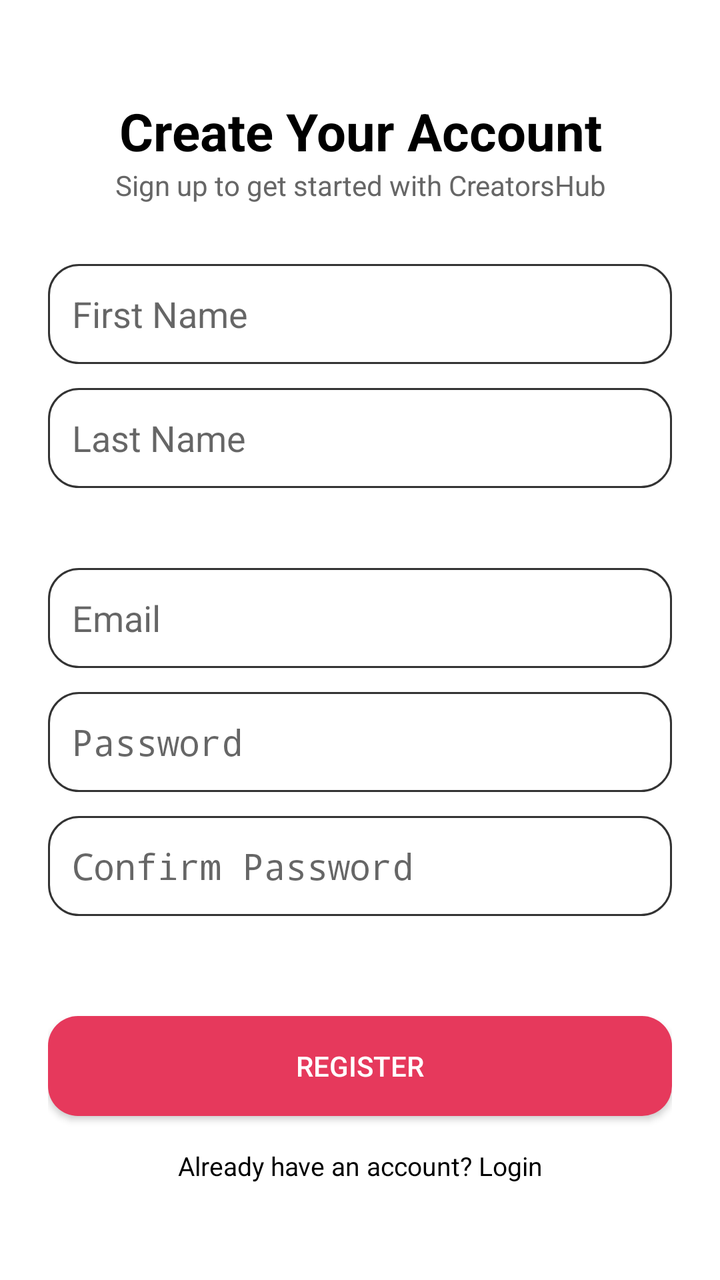
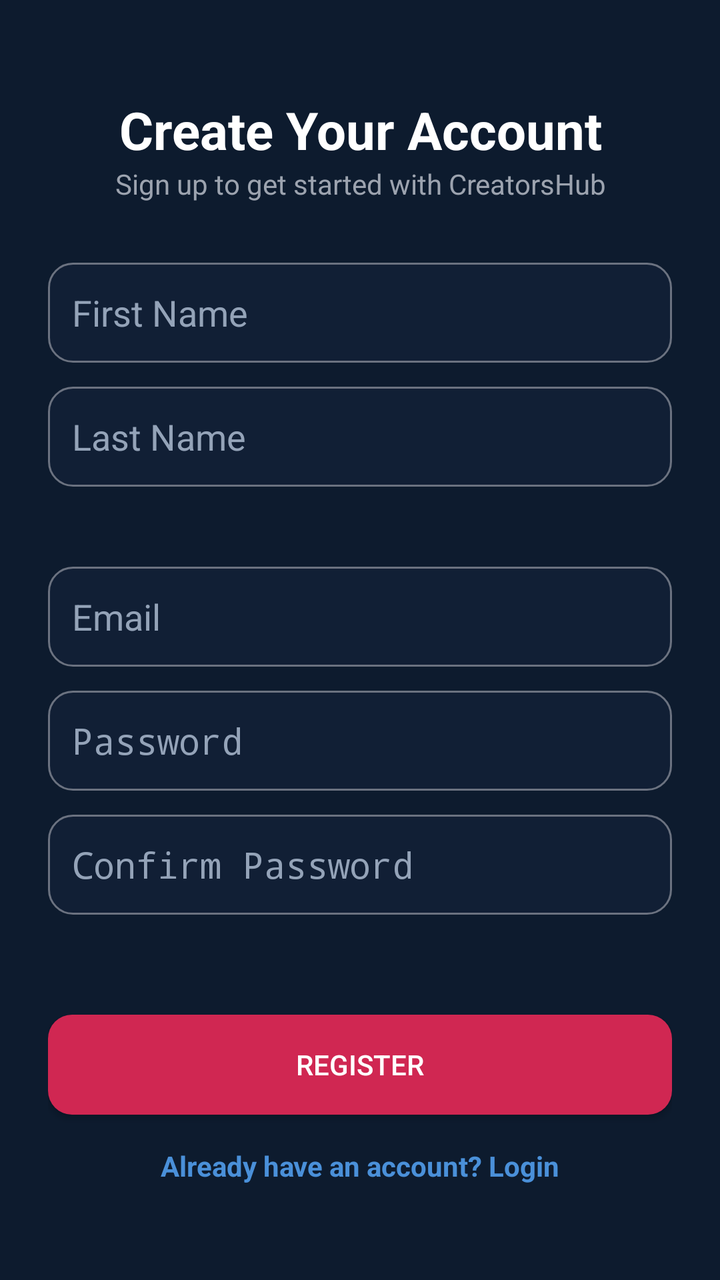

An Android layout rendered at two revisions. The XML below is the earlier revision; the diff shows what the commit changed to produce the second picture.
<!-- AndroidManifest.xml: application theme Theme.TestApplication -->
<!-- res/layout/activity_register.xml -->
<?xml version="1.0" encoding="utf-8"?>
<ScrollView xmlns:android="http://schemas.android.com/apk/res/android"
    android:layout_width="match_parent"
    android:layout_height="match_parent"
    android:fillViewport="true"
    android:background="@color/white">

    <LinearLayout
        android:layout_width="match_parent"
        android:layout_height="match_parent"
        android:orientation="vertical"
        android:gravity="center"
        android:padding="24dp">

        
        <LinearLayout
            android:layout_width="match_parent"
            android:layout_height="wrap_content"
            android:orientation="vertical">

            <TextView
                android:text="Create Your Account"
                android:textSize="26sp"
                android:textStyle="bold"
                android:textColor="#000000"
                android:gravity="center"
                android:layout_width="match_parent"
                android:layout_height="wrap_content"/>

            <TextView
                android:text="Sign up to get started with CreatorsHub"
                android:textSize="14sp"
                android:textColor="#666666"
                android:gravity="center"
                android:layout_marginBottom="30dp"
                android:layout_width="match_parent"
                android:layout_height="wrap_content"/>

            <EditText
                android:id="@+id/firstName"
                android:hint="First Name"
                android:background="@drawable/input_field"
                android:padding="12dp"
                android:layout_width="match_parent"
                android:layout_height="wrap_content"
                android:minHeight="50dp"
                android:layout_marginBottom="12dp"/>

            <EditText
                android:id="@+id/lastName"
                android:hint="Last Name"
                android:background="@drawable/input_field"
                android:padding="12dp"
                android:layout_width="match_parent"
                android:layout_height="wrap_content"
                android:minHeight="50dp"
                android:layout_marginBottom="40dp"/>

            <EditText
                android:id="@+id/email"
                android:hint="Email"
                android:background="@drawable/input_field"
                android:padding="12dp"
                android:layout_width="match_parent"
                android:layout_height="wrap_content"
                android:minHeight="50dp"
                android:layout_marginBottom="12dp"/>

            <EditText
                android:id="@+id/password"
                android:hint="Password"
                android:background="@drawable/input_field"
                android:inputType="textPassword"
                android:padding="12dp"
                android:layout_width="match_parent"
                android:layout_height="wrap_content"
                android:minHeight="50dp"
                android:layout_marginBottom="12dp"/>

            <EditText
                android:id="@+id/confirmPassword"
                android:hint="Confirm Password"
                android:background="@drawable/input_field"
                android:inputType="textPassword"
                android:padding="12dp"
                android:layout_width="match_parent"
                android:layout_height="wrap_content"
                android:minHeight="50dp"
                android:layout_marginBottom="20dp"/>

            <Button
                android:id="@+id/registerBtn"
                android:text="REGISTER"
                android:textColor="@color/white"
                android:background="@drawable/primary_button"
                android:layout_marginTop="30dp"
                android:layout_width="match_parent"
                android:layout_height="50dp"
                android:layout_marginBottom="16dp"/>

            <ProgressBar
                android:id="@+id/progressBar"
                android:layout_width="wrap_content"
                android:layout_height="wrap_content"
                android:layout_gravity="center"
                android:visibility="gone"
                android:layout_marginBottom="16dp"/>

            <TextView
                android:id="@+id/loginLink"
                android:text="Already have an account? Login"
                android:textSize="13sp"
                android:textColor="#000000"
                android:gravity="center"
                android:layout_width="match_parent"
                android:layout_height="wrap_content"/>

        </LinearLayout>

    </LinearLayout>

</ScrollView>
<!-- resources referenced by this layout -->
<resources>
  <color name="white">#FFFFFF</color>
  <!-- drawable input_field (drawable) -->
  <shape xmlns:android="http://schemas.android.com/apk/res/android">
  
      <solid android:color="#FFFFFF"/>
  
      <stroke
          android:width="1dp"
          android:color="#333333"/>
  
      <corners android:radius="15dp"/>
  
  </shape>
  <!-- drawable primary_button (drawable) -->
  <shape xmlns:android="http://schemas.android.com/apk/res/android">
  
      <solid android:color="@color/accent_red"/>
  
      <corners android:radius="15dp"/>
  
  </shape>
  <style name="Theme.TestApplication" parent="android:Theme.Material.Light.NoActionBar" />
  <color name="accent_red">#E6395C</color>
</resources>

<!-- the commit's change to res/layout/activity_register.xml (unified diff, before → after) -->
@@ -3,7 +3,7 @@
     android:layout_width="match_parent"
     android:layout_height="match_parent"
     android:fillViewport="true"
-    android:background="@color/white">
+    android:background="@color/bg_main">
 
     <LinearLayout
         android:layout_width="match_parent"
@@ -22,7 +22,7 @@
                 android:text="Create Your Account"
                 android:textSize="26sp"
                 android:textStyle="bold"
-                android:textColor="#000000"
+                android:textColor="@color/text_primary"
                 android:gravity="center"
                 android:layout_width="match_parent"
                 android:layout_height="wrap_content"/>
@@ -30,7 +30,7 @@
             <TextView
                 android:text="Sign up to get started with CreatorsHub"
                 android:textSize="14sp"
-                android:textColor="#666666"
+                android:textColor="@color/text_secondary"
                 android:gravity="center"
                 android:layout_marginBottom="30dp"
                 android:layout_width="match_parent"
@@ -39,6 +39,8 @@
             <EditText
                 android:id="@+id/firstName"
                 android:hint="First Name"
+                android:textColorHint="@color/text_hint"
+                android:textColor="@color/text_primary"
                 android:background="@drawable/input_field"
                 android:padding="12dp"
                 android:layout_width="match_parent"
@@ -49,6 +51,8 @@
             <EditText
                 android:id="@+id/lastName"
                 android:hint="Last Name"
+                android:textColorHint="@color/text_hint"
+                android:textColor="@color/text_primary"
                 android:background="@drawable/input_field"
                 android:padding="12dp"
                 android:layout_width="match_parent"
@@ -59,6 +63,8 @@
             <EditText
                 android:id="@+id/email"
                 android:hint="Email"
+                android:textColorHint="@color/text_hint"
+                android:textColor="@color/text_primary"
                 android:background="@drawable/input_field"
                 android:padding="12dp"
                 android:layout_width="match_parent"
@@ -69,6 +75,8 @@
             <EditText
                 android:id="@+id/password"
                 android:hint="Password"
+                android:textColorHint="@color/text_hint"
+                android:textColor="@color/text_primary"
                 android:background="@drawable/input_field"
                 android:inputType="textPassword"
                 android:padding="12dp"
@@ -80,6 +88,8 @@
             <EditText
                 android:id="@+id/confirmPassword"
                 android:hint="Confirm Password"
+                android:textColorHint="@color/text_hint"
+                android:textColor="@color/text_primary"
                 android:background="@drawable/input_field"
                 android:inputType="textPassword"
                 android:padding="12dp"
@@ -109,8 +119,9 @@
             <TextView
                 android:id="@+id/loginLink"
                 android:text="Already have an account? Login"
-                android:textSize="13sp"
-                android:textColor="#000000"
+                android:textSize="14sp"
+                android:textStyle="bold"
+                android:textColor="@color/secondary_blue"
                 android:gravity="center"
                 android:layout_width="match_parent"
                 android:layout_height="wrap_content"/>
<!-- resource entries referenced after the edit -->
@@ -1,27 +1,34 @@
 <!-- resources referenced by this layout -->
 <resources>
+  <color name="bg_main">#0D1B2E</color>
+  <color name="secondary_blue">#4A90D9</color>
+  <color name="text_hint">#94A3B8</color>
+  <color name="text_primary">#FFFFFF</color>
+  <color name="text_secondary">#9CA3AF</color>
   <color name="white">#FFFFFF</color>
   <!-- drawable input_field (drawable) -->
   <shape xmlns:android="http://schemas.android.com/apk/res/android">
-  
-      <solid android:color="#FFFFFF"/>
-  
+      <solid android:color="@color/input_bg"/>
       <stroke
           android:width="1dp"
-          android:color="#333333"/>
-  
-      <corners android:radius="15dp"/>
-  
+          android:color="@color/divider_color"/>
+      <corners android:radius="12dp"/>
   </shape>
   <!-- drawable primary_button (drawable) -->
   <shape xmlns:android="http://schemas.android.com/apk/res/android">
-  
       <solid android:color="@color/accent_red"/>
-  
-      <corners android:radius="15dp"/>
-  
+      <corners android:radius="12dp"/>
   </shape>
-  <style name="Theme.TestApplication" parent="android:Theme.Material.Light.NoActionBar" />
-  <color name="accent_red">#E6395C</color>
+  <style name="Theme.TestApplication" parent="android:Theme.Material.NoActionBar">
+          
+          <item name="android:windowBackground">@color/bg_main</item>
+          <item name="android:textColor">@color/text_primary</item>
+          <item name="android:textColorSecondary">@color/text_secondary</item>
+          <item name="android:statusBarColor">@color/primary_dark</item>
+      </style>
+  <color name="input_bg">#111F35</color>
+  <color name="divider_color">#6B7280</color>
+  <color name="accent_red">#D02752</color>
+  <color name="primary_dark">#111F35</color>
 </resources>
 
